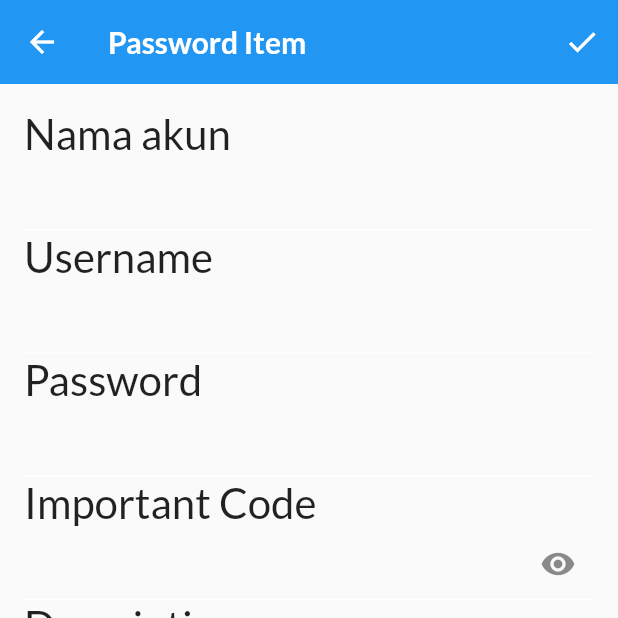
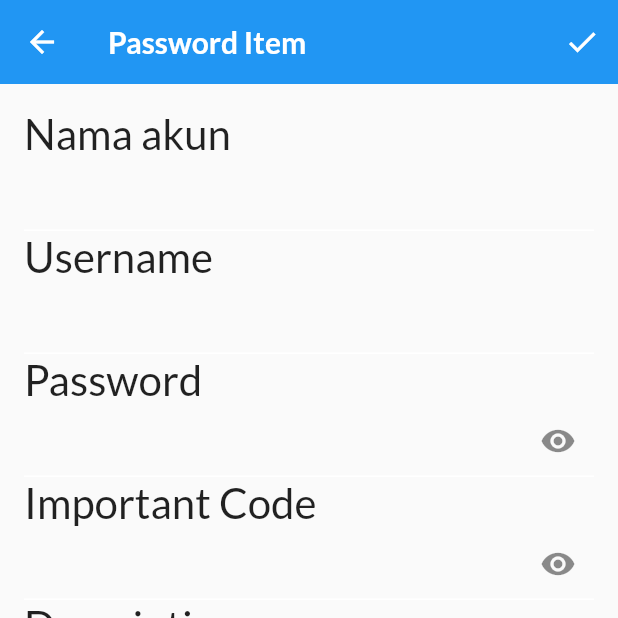
Before and after one commit to faishalhmg/Lapis_Password, a Flutter app: the PasswordItemScreen screen opened directly, on a phone screen of 412 x 824 dp, the top half of it. Run offline on Flutter 3.47's test engine with Material 2 defaults, Android fonts, the phone set to English and light mode, and no system bars; our stand-ins replace data_table_2, dio, fl_chart, flutter_svg, google_fonts, hive and 3 more; accounts and stored records are empty; generated files the repository leaves out were written again.

```diff
--- a/lib/ui/ui_item_pw.dart
+++ b/lib/ui/ui_item_pw.dart
@@ -167,6 +167,14 @@ class _PasswordItemScreenState extends State<PasswordItemScreen> {
           controller: _passwordController,
           cursorColor: Colors.greenAccent,
           decoration: InputDecoration(
+            suffixIcon: IconButton(
+                onPressed: () {
+                  setState(() {
+                    _isObscure = !_isObscure;
+                  });
+                },
+                icon:
+                    Icon(_isObscure ? Icons.visibility : Icons.visibility_off)),
             enabledBorder: const UnderlineInputBorder(
               borderSide: BorderSide(color: Colors.white),
             ),
```
